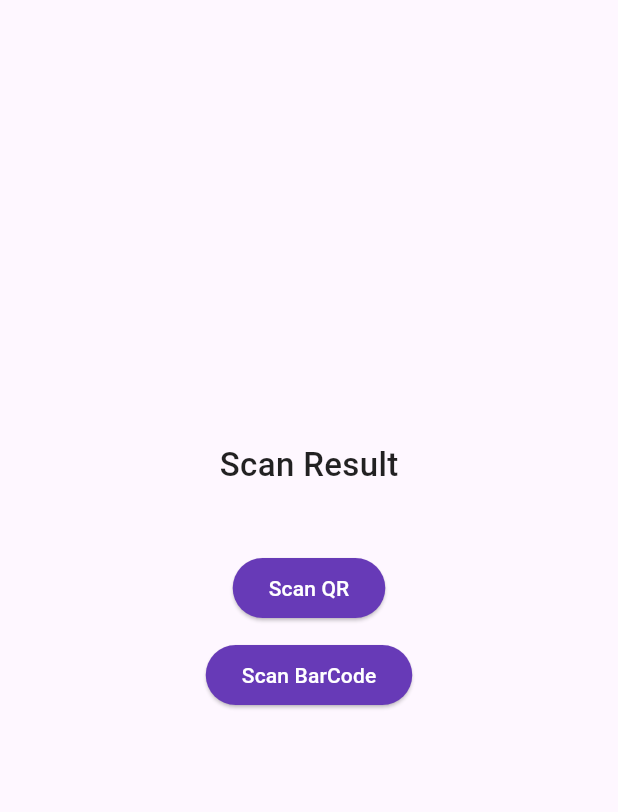
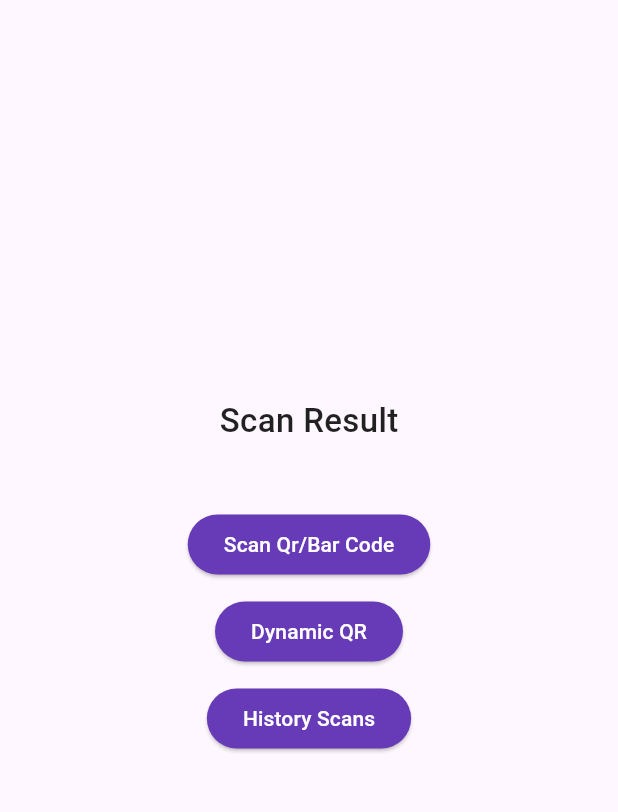
Before and after one commit to Ivan2001otp/Qr-BarCode-scanner, a Flutter app: the screen it shows after launch, on a phone screen of 412 x 824 dp, the part 84-896 px from its top. Run offline on Flutter 3.47's test engine with Material 3 defaults, Android fonts, the phone set to English and light mode, and no system bars; our stand-ins replace fluttertoast, permission_handler, qr_flutter, rxdart; missing offline and left inert: mobile_scanner.

Commit message:
generating qr code

```diff
--- /dev/null
+++ b/lib/features/provider/ScannedCodeProvider.dart
@@ -0,0 +1,23 @@
+import 'package:flutter/material.dart';
+
+class ScannedCodeProvider extends ChangeNotifier {
+  String _value = '';
+  String get value => _value;
+
+  String _scannedCodeType = '';
+  String get scannedCodeType => _scannedCodeType;
+
+
+  set value(String newValue) {
+    _value = newValue;
+
+    notifyListeners();
+  }
+
+  set scannedCodeType(String newCodeType) {
+    _scannedCodeType = newCodeType;
+    notifyListeners();
+  }
+
+
+}
--- /dev/null
+++ b/lib/features/views/HomePage.dart
@@ -0,0 +1,132 @@
+import 'package:flutter/material.dart';
+import 'package:provider/provider.dart';
+import 'package:qr_scanner/cores/utils.dart';
+import 'package:qr_scanner/features/provider/ScannedCodeProvider.dart';
+import 'package:qr_scanner/features/views/DynamicQrGeneratePage.dart';
+import 'package:qr_scanner/features/views/ScanQrPage.dart';
+
+class MyHomePage extends StatefulWidget {
+  const MyHomePage({super.key, required this.title});
+
+  final String title;
+
+  @override
+  State<MyHomePage> createState() => _MyHomePageState();
+}
+
+class _MyHomePageState extends State<MyHomePage> {
+  // ValueNotifier<String> scannedResultCode = ValueNotifier("");
+  PermissionUtils permissionUtils = PermissionUtils();
+  late ScannedCodeProvider scannedCodeProvider;
+
+  @override
+  void initState() {
+    // TODO: implement initState
+    super.initState();
+
+    WidgetsBinding.instance.addPostFrameCallback((_) {
+      scannedCodeProvider =
+          Provider.of<ScannedCodeProvider>(context, listen: false);
+    });
+    permissionUtils.requestPermission();
+  }
+
+  @override
+  Widget build(BuildContext context) {
+    // scannedCodeProvider =
+    //     Provider.of<ScannedCodeProvider>(context, listen: false);
+
+    return Scaffold(
+      appBar: AppBar(
+        backgroundColor: Theme.of(context).colorScheme.inversePrimary,
+        title: const Text(
+          "Scanner",
+          style: TextStyle(
+            fontSize: 26,
+            fontWeight: FontWeight.w600,
+          ),
+        ),
+      ),
+      body: Center(
+        child: Consumer<ScannedCodeProvider>(
+          builder: (context, value, child) {
+            return Column(
+              mainAxisAlignment: MainAxisAlignment.center,
+              crossAxisAlignment: CrossAxisAlignment.center,
+              children: <Widget>[
+                const Text(
+                  'Scan Result',
+                  style: TextStyle(
+                    color: Colors.black87,
+                    fontSize: 22,
+                    fontWeight: FontWeight.w500,
+                  ),
+                ),
+                Text(
+                  value.value,
+                  textAlign: TextAlign.center,
+                  style: const TextStyle(
+                    color: Colors.red,
+                    fontSize: 16,
+                    fontWeight: FontWeight.w600,
+                  ),
+                ),
+                const SizedBox(
+                  height: 20,
+                ),
+                ElevatedButton(
+                  style: ElevatedButton.styleFrom(
+                    backgroundColor: Colors.deepPurple,
+                  ),
+                  onPressed: () {
+                    Navigator.of(context).push(
+                      MaterialPageRoute(
+                        builder: (context) => const ScanQrPage(),
+                      ),
+                    );
+                  },
+                  child: const Text(
+                    'Scan Qr/Bar Code',
+                    style: TextStyle(color: Colors.white),
+                  ),
+                ),
+                SizedBox(
+                  height: 10,
+                ),
+                ElevatedButton(
+                  style: ElevatedButton.styleFrom(
+                    backgroundColor: Colors.deepPurple,
+                  ),
+                  onPressed: () async{
+                  await  Navigator.of(context).push(
+                      MaterialPageRoute(
+                        builder: (context) => const GenerateQRcodePage(),
+                      ),
+                    );
+                  },
+                  child: const Text(
+                    'Dynamic QR',
+                    style: TextStyle(color: Colors.white),
+                  ),
+                ),
+                const SizedBox(
+                  height: 10,
+                ),
+                ElevatedButton(
+                  style: ElevatedButton.styleFrom(
+                    backgroundColor: Colors.deepPurple,
+                  ),
+                  onPressed: () {},
+                  child: const Text(
+                    'History Scans',
+                    style: TextStyle(color: Colors.white),
+                  ),
+                )
+              ],
+            );
+          },
+        ),
+      ),
+    );
+  }
+}
--- a/lib/main.dart
+++ b/lib/main.dart
@@ -1,11 +1,16 @@
 import 'package:flutter/foundation.dart';
 import 'package:flutter/material.dart';
+import 'package:provider/provider.dart';
 import 'package:qr_scanner/cores/utils.dart';
-import 'package:qr_scanner/features/ScanQrPage.dart';
+import 'package:qr_scanner/features/provider/ScannedCodeProvider.dart';
+import 'package:qr_scanner/features/views/HomePage.dart';
+import 'package:qr_scanner/features/views/ScanQrPage.dart';
 
 void main() {
   runApp(const MyApp());
 }
+
+
 
 class MyApp extends StatelessWidget {
   const MyApp({super.key});
@@ -13,7 +18,9 @@ class MyApp extends StatelessWidget {
   // This widget is the root of your application.
   @override
   Widget build(BuildContext context) {
-    return MaterialApp(
+    return ChangeNotifierProvider(
+      create: (context) => ScannedCodeProvider(),
+      child: MaterialApp(
         title: 'Flutter Demo',
         debugShowCheckedModeBanner: false,
         theme: ThemeData(
@@ -21,103 +28,6 @@ class MyApp extends StatelessWidget {
           useMaterial3: true,
         ),
         home: const MyHomePage(title: 'Flutter Demo Home Page'),
-    );
-  }
-}
-
-class MyHomePage extends StatefulWidget {
-  const MyHomePage({super.key, required this.title});
-
-  final String title;
-
-  @override
-  State<MyHomePage> createState() => _MyHomePageState();
-}
-
-class _MyHomePageState extends State<MyHomePage> {
-  ValueNotifier<String> scannedResultCode = ValueNotifier("");
-  PermissionUtils permissionUtils = PermissionUtils();
-
-  @override
-  void initState() {
-    // TODO: implement initState
-    super.initState();
-    permissionUtils.requestPermission();
-  }
-
-  @override
-  Widget build(BuildContext context) {
-    return Scaffold(
-      appBar: AppBar(
-        backgroundColor: Theme.of(context).colorScheme.inversePrimary,
-        title: const Text(
-          "Scanner",
-          style: TextStyle(
-            fontSize: 26,
-            fontWeight: FontWeight.w600,
-          ),
-        ),
-      ),
-      body: Center(
-        child: Column(
-          mainAxisAlignment: MainAxisAlignment.center,
-          crossAxisAlignment: CrossAxisAlignment.center,
-          children: <Widget>[
-            const Text(
-              'Scan Result',
-              style: TextStyle(
-                color: Colors.black87,
-                fontSize: 22,
-                fontWeight: FontWeight.w500,
-              ),
-            ),
-            ValueListenableBuilder(
-              valueListenable: scannedResultCode,
-              builder: ((context, value, child) {
-                return Text(
-                  value,
-                  style: const TextStyle(
-                    color: Colors.red,
-                    fontSize: 16,
-                    fontWeight: FontWeight.w600,
-                  ),
-                );
-              }),
-            ),
-            const SizedBox(
-              height: 20,
-            ),
-            ElevatedButton(
-              style: ElevatedButton.styleFrom(
-                backgroundColor: Colors.deepPurple,
-              ),
-              onPressed: () {
-                Navigator.of(context).push(
-                  MaterialPageRoute(
-                    builder: (context) => const ScanQrPage(),
-                  ),
-                );
-              },
-              child: const Text(
-                'Scan QR',
-                style: TextStyle(color: Colors.white),
-              ),
-            ),
-            SizedBox(
-              height: 10,
-            ),
-            ElevatedButton(
-              style: ElevatedButton.styleFrom(
-                backgroundColor: Colors.deepPurple,
-              ),
-              onPressed: () {},
-              child: const Text(
-                'Scan BarCode',
-                style: TextStyle(color: Colors.white),
-              ),
-            ),
-          ],
-        ),
       ),
     );
   }
--- /dev/null
+++ b/lib/shared/Constants.dart
@@ -0,0 +1,3 @@
+const String NOTHING = "***nothing***";
+const String QRCODE = "qrcode";
+const String BARCODE = "barcode";
--- a/pubspec.yaml
+++ b/pubspec.yaml
@@ -39,6 +39,8 @@ dependencies:
   mobile_scanner: ^1.0.0
   fluttertoast: ^8.2.8
   rxdart: ^0.28.0
+  provider: ^6.1.2
+  qr_flutter: ^4.1.0
 
 dev_dependencies:
   flutter_test:
```
Also changed, not shown: lib/cores/utils.dart (+0 -16 lines), lib/features/model/ScannerCode.dart (added, +21 -0 lines), lib/features/views/DynamicQrGeneratePage.dart (added, +106 -0 lines), lib/features/views/ScanQrPage.dart (renamed from lib/features/ScanQrPage.dart, +44 -42 lines), lib/shared/widgets/QRCode.dart (added, +62 -0 lines), lib/cores/database/remote/firebaseDB.dart (added), lib/cores/database/remote/scannerRepository.dart (added), pubspec.lock. Lines whose indentation alone changed are shown as unchanged.
